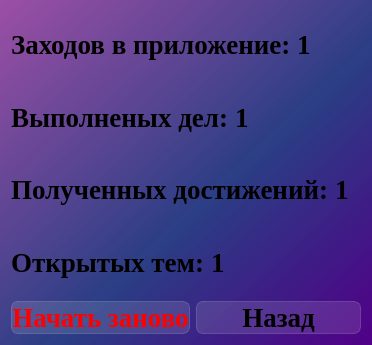
Before: the Qt Designer form ui/statistics.ui in PsychoPo/SE_GTM, drawn with Qt 5.
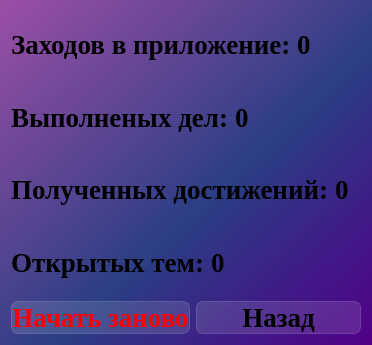
After: the same form once the commit is applied.

Diff of the .ui file:
```diff
--- a/ui/statistics.ui
+++ b/ui/statistics.ui
@@ -43,7 +43,7 @@
 </string>
        </property>
        <property name="text">
-        <string>1</string>
+        <string>0</string>
        </property>
       </widget>
      </item>
@@ -88,7 +88,7 @@
 border: none;</string>
        </property>
        <property name="text">
-        <string>1</string>
+        <string>0</string>
        </property>
       </widget>
      </item>
@@ -133,7 +133,7 @@
 border: none;</string>
        </property>
        <property name="text">
-        <string>1</string>
+        <string>0</string>
        </property>
       </widget>
      </item>
@@ -178,7 +178,7 @@
 border: none;</string>
        </property>
        <property name="text">
-        <string>1</string>
+        <string>0</string>
        </property>
       </widget>
      </item>
```
